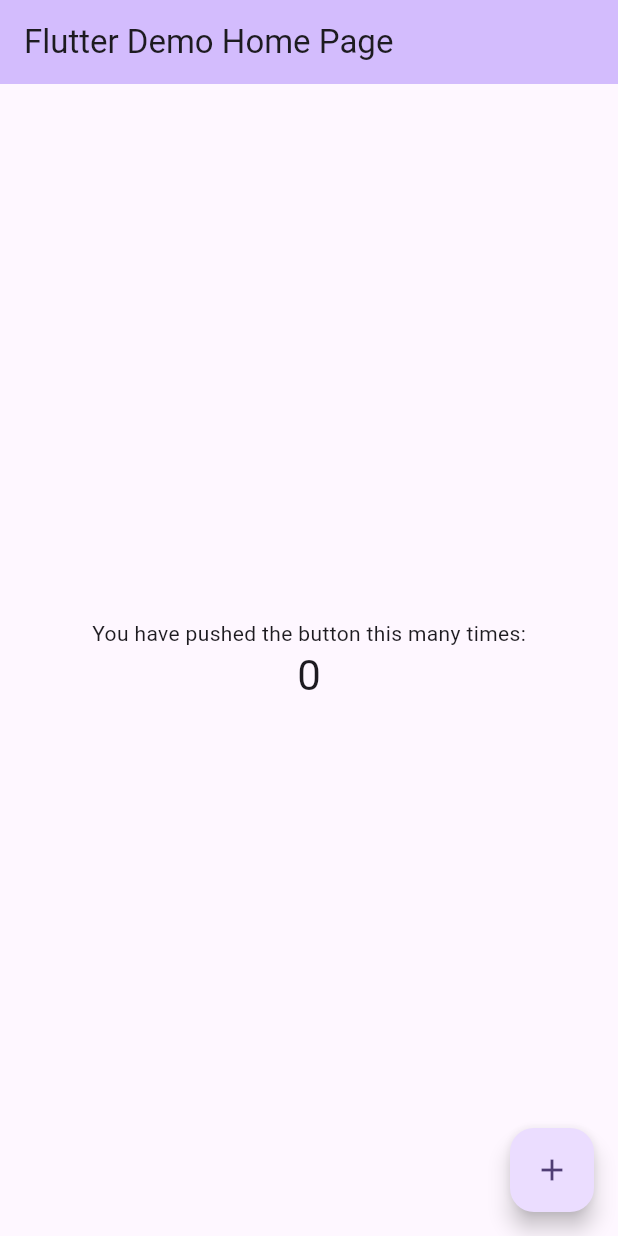
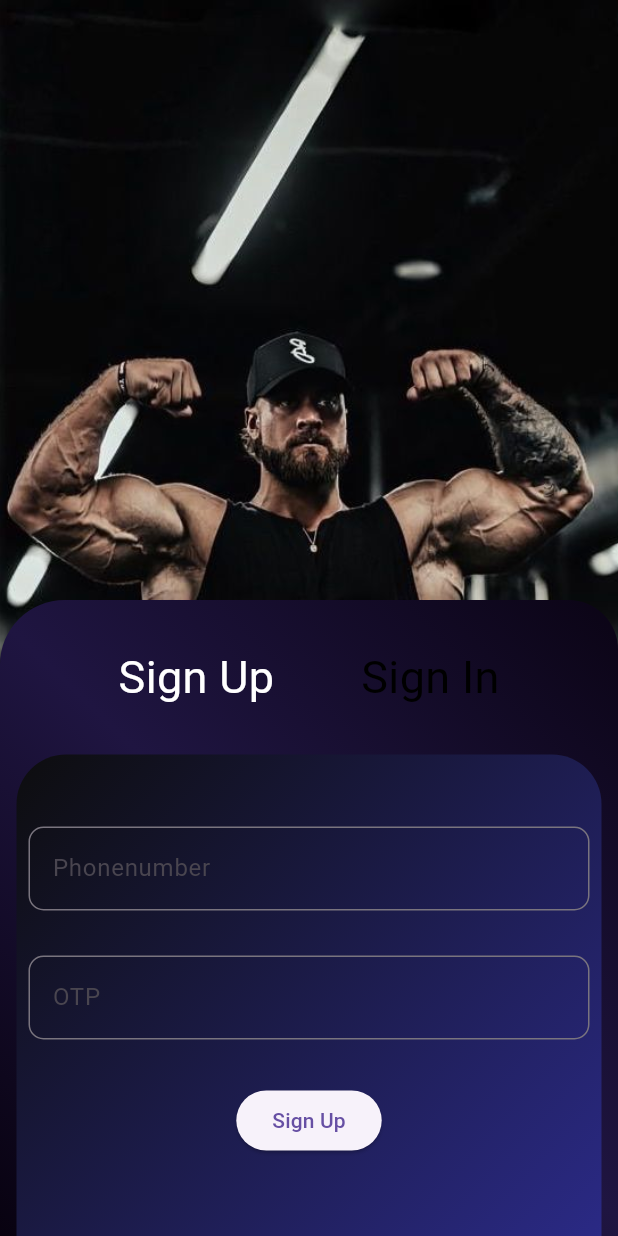
Before and after one commit to Aswinkora/fit_flow, a Flutter app: the screen it shows after launch, on a phone screen of 412 x 824 dp. Run offline on Flutter 3.47's test engine with Material 3 defaults, Android fonts, the light colour scheme and no system bars; our stand-ins replace firebase_core; accounts and stored records are empty.

Commit message:
ui design

```diff
--- a/lib/main.dart
+++ b/lib/main.dart
@@ -1,125 +1,15 @@
+import 'package:firebase_core/firebase_core.dart';
+import 'package:fit_flow/firebase_options.dart';
+import 'package:fit_flow/pages/sign.dart';
 import 'package:flutter/material.dart';
 
-void main() {
-  runApp(const MyApp());
+void main() async {
+  WidgetsFlutterBinding.ensureInitialized();
+  await Firebase.initializeApp(
+    options: DefaultFirebaseOptions.currentPlatform,
+  );
+  runApp(MaterialApp(
+    debugShowCheckedModeBanner: false,
+    home: SignPage(),
+  ));
 }
-
-class MyApp extends StatelessWidget {
-  const MyApp({super.key});
-
-  // This widget is the root of your application.
-  @override
-  Widget build(BuildContext context) {
-    return MaterialApp(
-      title: 'Flutter Demo',
-      theme: ThemeData(
-        // This is the theme of your application.
-        //
-        // TRY THIS: Try running your application with "flutter run". You'll see
-        // the application has a purple toolbar. Then, without quitting the app,
-        // try changing the seedColor in the colorScheme below to Colors.green
-        // and then invoke "hot reload" (save your changes or press the "hot
-        // reload" button in a Flutter-supported IDE, or press "r" if you used
-        // the command line to start the app).
-        //
-        // Notice that the counter didn't reset back to zero; the application
-        // state is not lost during the reload. To reset the state, use hot
-        // restart instead.
-        //
-        // This works for code too, not just values: Most code changes can be
-        // tested with just a hot reload.
-        colorScheme: ColorScheme.fromSeed(seedColor: Colors.deepPurple),
-        useMaterial3: true,
-      ),
-      home: const MyHomePage(title: 'Flutter Demo Home Page'),
-    );
-  }
-}
-
-class MyHomePage extends StatefulWidget {
-  const MyHomePage({super.key, required this.title});
-
-  // This widget is the home page of your application. It is stateful, meaning
-  // that it has a State object (defined below) that contains fields that affect
-  // how it looks.
-
-  // This class is the configuration for the state. It holds the values (in this
-  // case the title) provided by the parent (in this case the App widget) and
-  // used by the build method of the State. Fields in a Widget subclass are
-  // always marked "final".
-
-  final String title;
-
-  @override
-  State<MyHomePage> createState() => _MyHomePageState();
-}
-
-class _MyHomePageState extends State<MyHomePage> {
-  int _counter = 0;
- var title;
-  void _incrementCounter() {
-    setState(() {
-      // This call to setState tells the Flutter framework that something has
-      // changed in this State, which causes it to rerun the build method below
-      // so that the display can reflect the updated values. If we changed
-      // _counter without calling setState(), then the build method would not be
-      // called again, and so nothing would appear to happen.
-      _counter++;
-    });
-  }
-
-  @override
-  Widget build(BuildContext context) {
-    // This method is rerun every time setState is called, for instance as done
-    // by the _incrementCounter method above.
-    //
-    // The Flutter framework has been optimized to make rerunning build methods
-    // fast, so that you can just rebuild anything that needs updating rather
-    // than having to individually change instances of widgets.
-    return Scaffold(
-      appBar: AppBar(
-        // TRY THIS: Try changing the color here to a specific color (to
-        // Colors.amber, perhaps?) and trigger a hot reload to see the AppBar
-        // change color while the other colors stay the same.
-        backgroundColor: Theme.of(context).colorScheme.inversePrimary,
-        // Here we take the value from the MyHomePage object that was created by
-        // the App.build method, and use it to set our appbar title.
-        title: Text(widget.title),
-      ),
-      body: Center(
-        // Center is a layout widget. It takes a single child and positions it
-        // in the middle of the parent.
-        child: Column(
-          // Column is also a layout widget. It takes a list of children and
-          // arranges them vertically. By default, it sizes itself to fit its
-          // children horizontally, and tries to be as tall as its parent.
-          //
-          // Column has various properties to control how it sizes itself and
-          // how it positions its children. Here we use mainAxisAlignment to
-          // center the children vertically; the main axis here is the vertical
-          // axis because Columns are vertical (the cross axis would be
-          // horizontal).
-          //
-          // TRY THIS: Invoke "debug painting" (choose the "Toggle Debug Paint"
-          // action in the IDE, or press "p" in the console), to see the
-          // wireframe for each widget.
-          mainAxisAlignment: MainAxisAlignment.center,
-          children: <Widget>[
-            const Text(
-              'You have pushed the button this many times:',
-            ),
-            Text(
-              '$_counter',
-              style: Theme.of(context).textTheme.headlineMedium,
-            ),
-          ],
-        ),
-      ),
-      floatingActionButton: FloatingActionButton(
-        onPressed: _incrementCounter,
-        tooltip: 'Increment',
-        child: const Icon(Icons.add),
-      ), // This trailing comma makes auto-formatting nicer for build methods.
-    );
-  }
-}
--- /dev/null
+++ b/lib/pages/sign.dart
@@ -0,0 +1,140 @@
+import 'package:fit_flow/pages/signinpage.dart';
+import 'package:fit_flow/pages/signuppage.dart';
+import 'package:flutter/material.dart';
+
+class SignPage extends StatefulWidget {
+  const SignPage({super.key});
+
+  @override
+  State<StatefulWidget> createState() {
+    return Signin();
+  }
+}
+
+class Signin extends State<SignPage> {
+  bool sign = true;
+  void togglesignin() {
+    setState(() {
+      sign = true;
+    });
+  }
+
+  void signup() {
+    setState(() {
+      sign = false;
+    });
+  }
+
+  @override
+  Widget build(BuildContext context) {
+    return Scaffold(
+      body: Stack(
+        children: [
+          Container(
+            decoration: const BoxDecoration(
+              image: DecorationImage(
+                  image: AssetImage(
+                    "images/img.png",
+                  ),
+                  fit: BoxFit.cover),
+            ),
+          ),
+          Padding(
+            padding: const EdgeInsets.only(top: 400),
+            child: Center(
+              child: Container(
+                height: double.infinity,
+                width: double.infinity,
+                decoration: const BoxDecoration(
+                    color: Colors.white,
+                    borderRadius: BorderRadius.only(
+                        topRight: Radius.circular(33),
+                        topLeft: Radius.circular(43)),
+                    gradient: LinearGradient(colors: [
+                      Color.fromARGB(255, 11, 4, 21),
+                      Color.fromARGB(
+                        255,
+                        31,
+                        21,
+                        65,
+                      ),
+                      Color.fromARGB(
+                        255,
+                        8,
+                        2,
+                        16,
+                      )
+                    ], begin: Alignment.topRight, end: Alignment.bottomLeft)),
+                child: Column(
+                  children: [
+                    const SizedBox(
+                      height: 30,
+                    ),
+                    Align(
+                      alignment: Alignment.topLeft,
+                      child: Padding(
+                        padding: const EdgeInsets.symmetric(horizontal: 50),
+                        child: Row(
+                          mainAxisAlignment: MainAxisAlignment.spaceAround,
+                          children: [
+                            GestureDetector(
+                              onTap: togglesignin,
+                              child: Text(
+                                'Sign Up',
+                                style: TextStyle(
+                                    fontSize: 30,
+                                    color: sign ? Colors.white : Colors.black),
+                              ),
+                            ),
+                            GestureDetector(
+                              onTap: signup,
+                              child: Text(
+                                'Sign In',
+                                style: TextStyle(
+                                    fontSize: 30,
+                                    color: sign ? Colors.black : Colors.white),
+                              ),
+                            )
+                          ],
+                        ),
+                      ),
+                    ),
+                    const SizedBox(
+                      height: 30,
+                    ),
+                    Container(
+                      height: 360,
+                      width: 390,
+                      decoration: const BoxDecoration(
+                        gradient: LinearGradient(
+                            begin: Alignment.topLeft,
+                            end: Alignment.bottomRight,
+                            colors: [
+                              Color.fromARGB(
+                                255,
+                                13,
+                                13,
+                                14,
+                              ),
+                              Color.fromARGB(255, 44, 43, 139)
+                            ]),
+                        borderRadius: BorderRadius.only(
+                            topLeft: Radius.circular(33),
+                            topRight: Radius.circular(33)),
+                      ),
+                      child: SingleChildScrollView(
+                        child: Padding(
+                            padding: const EdgeInsets.all(8.0),
+                            child: sign ? SignInPage() : SignUpPage()),
+                      ),
+                    )
+                  ],
+                ),
+              ),
+            ),
+          )
+        ],
+      ),
+    );
+  }
+}
--- /dev/null
+++ b/lib/pages/signinpage.dart
@@ -0,0 +1,47 @@
+import 'package:flutter/material.dart';
+import 'package:fit_flow/pages/level.dart';
+
+class SignInPage extends StatefulWidget {
+  @override
+  State<StatefulWidget> createState() {
+   return signin();
+  }
+
+}
+class signin extends State<SignInPage>{
+  @override
+  Widget build(BuildContext context) {
+    return Column(
+      children: [
+        SizedBox(height: 40),
+        TextFormField(
+          decoration: InputDecoration(
+            labelText: 'Phonenumber',
+            border: OutlineInputBorder(
+              borderRadius: BorderRadius.circular(10),
+            ),
+          ),
+        ),
+        SizedBox(height: 30),
+        TextFormField(
+          decoration: InputDecoration(
+            labelText: 'OTP',
+            border: OutlineInputBorder(
+              borderRadius: BorderRadius.circular(10),
+            ),
+          ),
+        ),
+        SizedBox(height: 30),
+        ElevatedButton(
+          onPressed: () {
+            Navigator.push(
+              context,
+              MaterialPageRoute(builder: (context) => Level()),
+            );
+          },
+          child: Text('Sign Up'),
+        ),
+      ],
+    );
+  }
+}
```
Also changed, not shown: database.rules.json (added, +7 -0 lines), lib/pages/bodypart.dart (added, +67 -0 lines), lib/pages/level.dart (added, +89 -0 lines), lib/pages/signuppage.dart (added, +43 -0 lines), pubspec.yaml (+5 -3 lines), images/img.png (added), images/img2.png (added), lib/firebase_options.dart (added), 3 other files.
